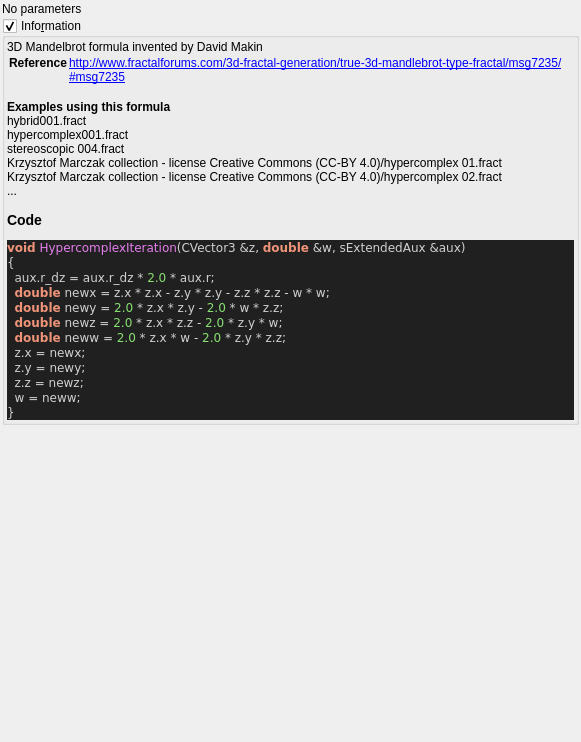
Before: the Qt Designer form mandelbulber2/qt_data/fractal_hypercomplex.ui in buddhi1980/mandelbulber2, drawn with Qt 5.
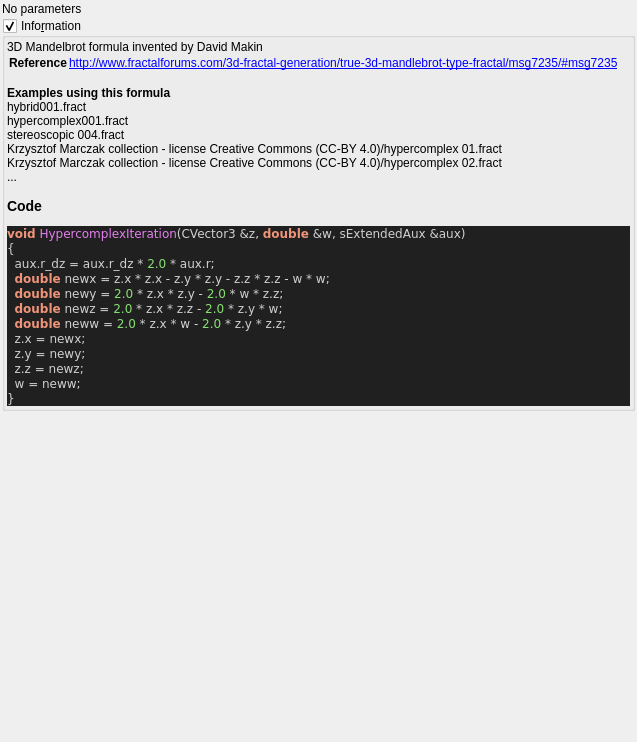
After: the same form once the commit is applied. Custom widgets are drawn as their Qt base class.

What changed in the file:
```diff
--- a/mandelbulber2/qt_data/fractal_hypercomplex.ui
+++ b/mandelbulber2/qt_data/fractal_hypercomplex.ui
@@ -6,7 +6,7 @@
    <rect>
     <x>0</x>
     <y>0</y>
-    <width>581</width>
+    <width>637</width>
     <height>742</height>
    </rect>
   </property>
```
Left out of the diff: 3 changed lines with no effect on the pictures.
